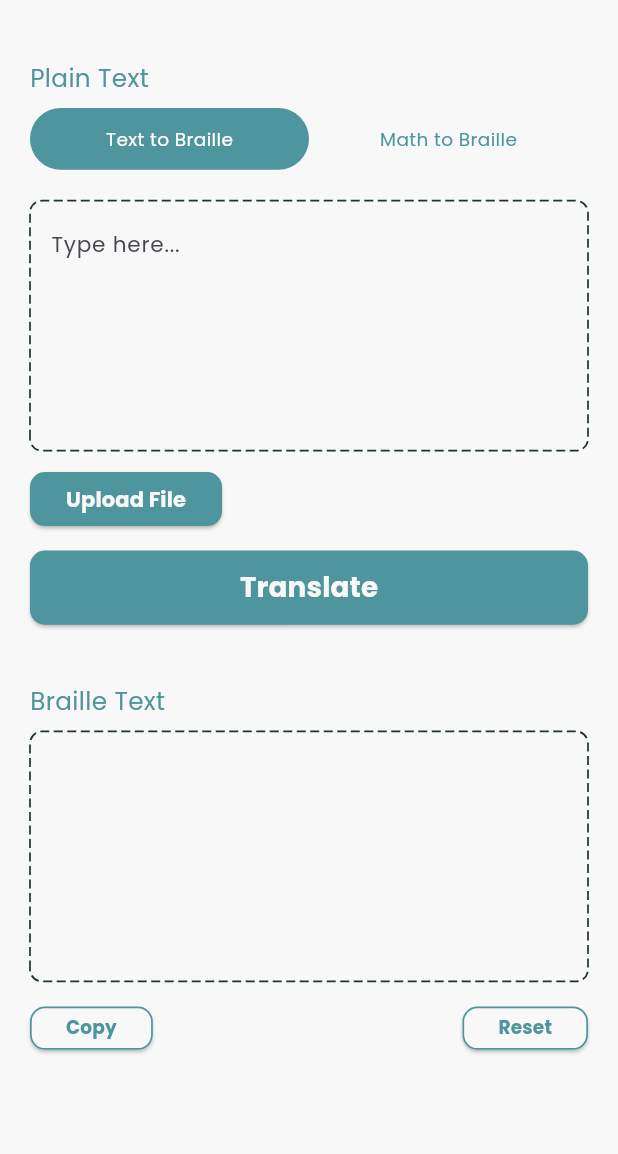
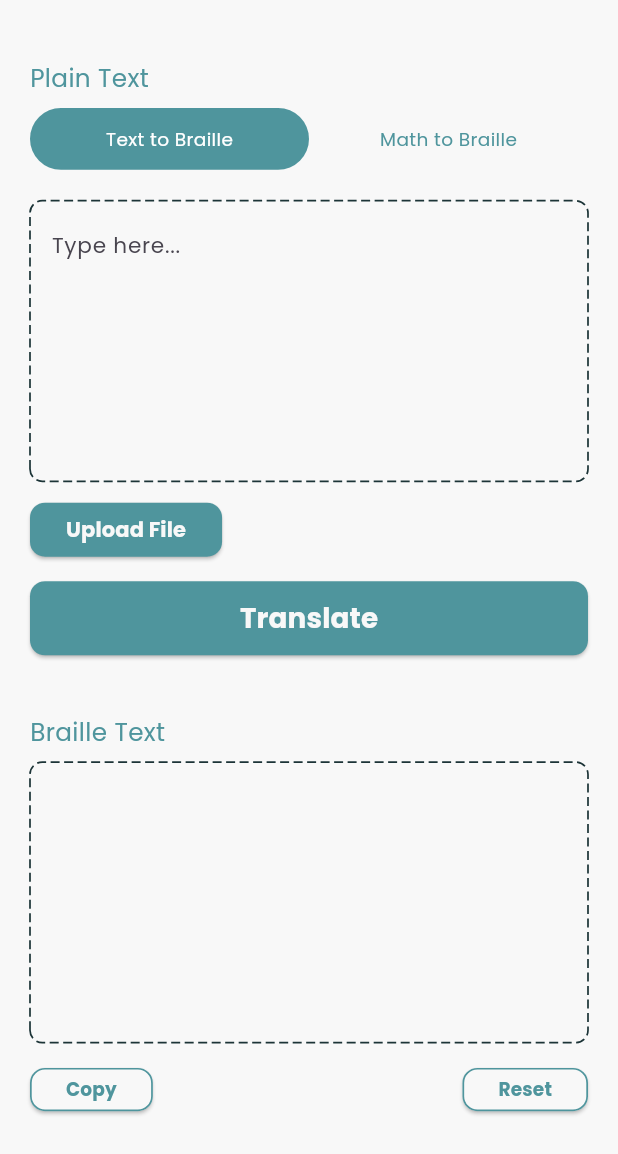
Before and after one commit to AhmadNaufal2525/braille-app, a Flutter app: the HomeScreen screen opened directly with empty values, on a phone screen of 412 x 824 dp. Shown: the top 1154 px of the screen. Run offline on Flutter 3.47's test engine with Material 3 defaults, Android fonts, the phone set to English and light mode, and no system bars; drawn by our look-alikes of dotted_border; our stand-ins replace camera, dots_indicator, file_picker, flutter_screenutil, flutter_svg, permission_handler and 1 more; missing offline and left inert: google_mlkit_text_recognition, syncfusion_flutter_pdf; accounts and stored records are empty.

Commit message:
add responsive form text

```diff
--- a/lib/ui/screen/home/widget/dashed_textform_field.dart
+++ b/lib/ui/screen/home/widget/dashed_textform_field.dart
@@ -17,16 +17,18 @@ class DashedTextFormField extends StatelessWidget {
 
   @override
   Widget build(BuildContext context) {
+    final screenHeight = MediaQuery.of(context).size.height;
+    final fieldHeight = screenHeight < 700 ? 0.12.sh : 0.2.sh;
     return DottedBorder(
       color: AppColors.textBoxColor,
       strokeWidth: 1.w,
       dashPattern: [6, 3],
       borderType: BorderType.RRect,
-      radius: const Radius.circular(8),
+      radius: Radius.circular(8.r),
       child: Padding(
-        padding: const EdgeInsets.symmetric(horizontal: 12, vertical: 8),
+        padding: EdgeInsets.symmetric(horizontal: 12.h, vertical: 8.w),
         child: SizedBox(
-          height: 0.178.sh,
+          height: fieldHeight,
           child: TextFormField(
             readOnly: readOnly,
             style: TextStyle(fontSize: 14.0.sp),
```
